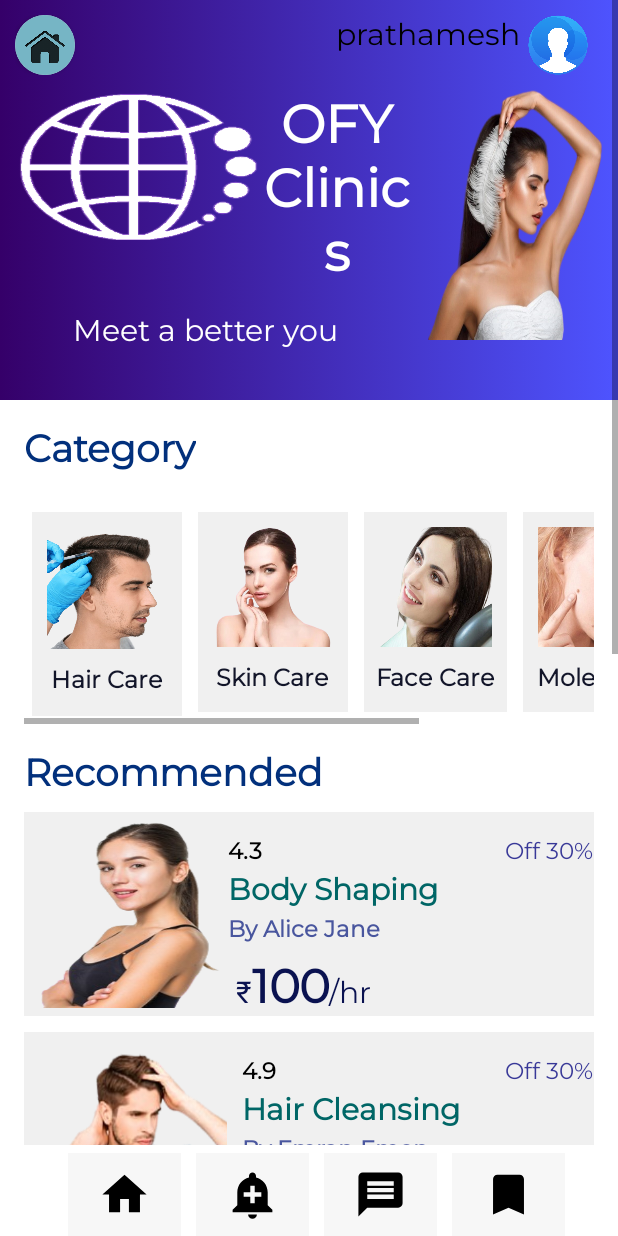
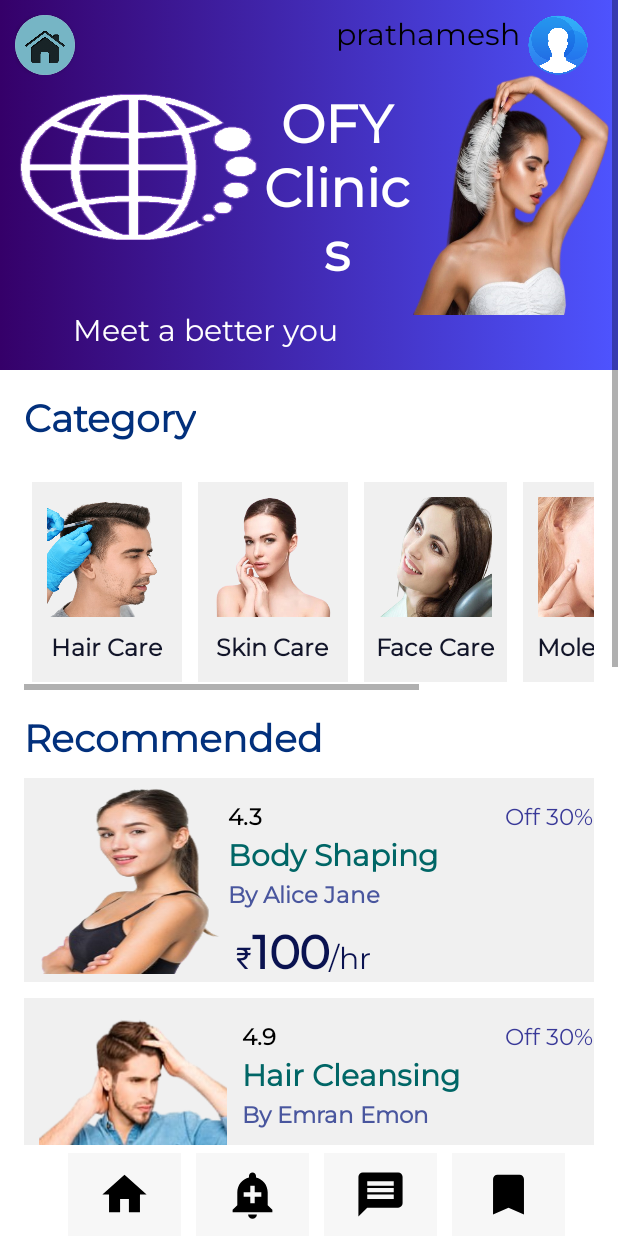
Before and after one commit to PrathameshBhagat/OFY-Wellness, an Android app: the Home screen opened directly, with no data from a screen before it, on a phone screen of 412 x 824 dp. Run offline under Robolectric (Android 15) with nearby library versions, the phone set to English and light mode, and no system bars.

Commit message:
UI improved, images postioned, profile button's java code commented in category
Signed-off-by: Prathamesh Bhagat <prathameshbhagat0608@gmail.com>

```diff
--- a/app/src/main/java/com/example/ofywellness/Category.java
+++ b/app/src/main/java/com/example/ofywellness/Category.java
@@ -21,6 +21,7 @@ public class Category extends AppCompatActivity {
     protected void onCreate(Bundle savedInstanceState) {
         super.onCreate(savedInstanceState);
         setContentView(R.layout.activity_category);
+        /* his code was used to add profile log out button  on click of image button which is removed
         profile= findViewById(R.id.profile);
         gso= new GoogleSignInOptions.Builder(GoogleSignInOptions.DEFAULT_SIGN_IN).requestEmail().build();
         gsc= GoogleSignIn.getClient(this,gso);
@@ -32,7 +33,7 @@ public class Category extends AppCompatActivity {
                 Toast.makeText(getApplicationContext(),"Logged Out !, Signin Again ",Toast.LENGTH_SHORT).show();
 
             });
-        });
+        });*/
     }
 
     public void returnhome(View view) {
--- a/app/src/main/res/layout/activity_home.xml
+++ b/app/src/main/res/layout/activity_home.xml
@@ -92,7 +92,7 @@
                 <LinearLayout
                     android:layout_width="match_parent"
                     android:layout_height="wrap_content"
-                    android:paddingBottom="30dp"
+                    android:paddingBottom="10dp"
                     app:layout_constraintStart_toStartOf="parent"
                     app:layout_constraintTop_toBottomOf="@id/profile_container"
                     android:orientation="horizontal">
@@ -143,8 +143,8 @@
                     <ImageView
                         android:id="@+id/heading_image"
                         android:layout_width="wrap_content"
-                        android:layout_height="match_parent"
-                        android:layout_margin="10dp"
+                        android:layout_height="160dp"
+                        android:layout_marginEnd="5dp"
                         android:layout_weight="2"
                         android:background="@drawable/headimage"
                         android:onClick="categorystart" />
@@ -188,7 +188,7 @@
 
                             <LinearLayout
                                 android:layout_width="wrap_content"
-                                android:layout_height="136dp"
+                                android:layout_height="wrap_content"
                                 android:layout_margin="5dp"
                                 android:background="#F0F0F0"
                                 android:gravity="center"
@@ -490,73 +490,6 @@
                                     android:layout_width="125dp"
                                     android:layout_height="125dp"
                                     android:layout_margin="10dp"
-                                    android:background="@drawable/hairremoval" />
-
-                                <LinearLayout
-                                    android:layout_width="match_parent"
-                                    android:layout_height="match_parent"
-                                    android:orientation="vertical">
-
-                                    <RelativeLayout
-                                        android:layout_width="fill_parent"
-                                        android:layout_height="wrap_content"
-                                        android:layout_marginTop="16dp"
-                                        >
-
-                                        <TextView
-                                            android:layout_width="wrap_content"
-                                            android:layout_height="wrap_content"
-                                            android:text="4.1"
-                                            android:textStyle="bold"
-                                            android:textColor="@color/black"
-                                            android:textSize="15sp" />
-
-                                        <TextView
-                                            android:layout_width="wrap_content"
-                                            android:layout_height="wrap_content"
-                                            android:layout_alignParentEnd="true"
-                                            android:layout_gravity="right"
-                                            android:text="Off 30%"
-                                            android:textColor="#393998"
-                                            android:textSize="15sp" />
-                                    </RelativeLayout>
-
-                                    <TextView
-                                        android:layout_width="wrap_content"
-                                        android:layout_height="wrap_content"
-                                        android:text="Cloth Cleaning"
-                                        android:textStyle="bold"
-                                        android:textColor="#006666"
-                                        android:textSize="20sp" />
-
-                                    <TextView
-                                        android:layout_width="wrap_content"
-                                        android:layout_height="wrap_content"
-                                        android:text="By Om Bhatt "
-                                        android:textColor="#49569E"
-                                        android:textStyle="bold"
-                                        android:textSize="15sp" />
-
-                                    <TextView
-                                        android:layout_width="wrap_content"
-                                        android:layout_height="wrap_content"
-                                        android:text="@string/_250"
-                                        android:textColor="#0A1250"
-                                        android:layout_margin="5dp"
-                                        android:textSize="20sp" />
-                                </LinearLayout>
-                            </LinearLayout>
-                            <LinearLayout
-                                android:layout_marginVertical="5dp"
-                                android:layout_width="match_parent"
-                                android:layout_height="wrap_content"
-                                android:background="#F0F0F0">
-
-                                <ImageButton
-                                    android:onClick="categorystart"
-                                    android:layout_width="125dp"
-                                    android:layout_height="125dp"
-                                    android:layout_margin="10dp"
                                     android:background="@drawable/mole" />
 
                                 <LinearLayout
@@ -620,10 +553,77 @@
                                 android:background="#F0F0F0">
 
                                 <ImageButton
+                                    android:onClick="categorystart"
                                     android:layout_width="125dp"
                                     android:layout_height="125dp"
                                     android:layout_margin="10dp"
-                                    android:background="@drawable/skintreatment"
+                                    android:background="@drawable/yoga" />
+
+                                <LinearLayout
+                                    android:layout_width="match_parent"
+                                    android:layout_height="match_parent"
+                                    android:orientation="vertical">
+
+                                    <RelativeLayout
+                                        android:layout_width="fill_parent"
+                                        android:layout_height="wrap_content"
+                                        android:layout_marginTop="16dp"
+                                        >
+
+                                        <TextView
+                                            android:layout_width="wrap_content"
+                                            android:layout_height="wrap_content"
+                                            android:text="4.1"
+                                            android:textStyle="bold"
+                                            android:textColor="@color/black"
+                                            android:textSize="15sp" />
+
+                                        <TextView
+                                            android:layout_width="wrap_content"
+                                            android:layout_height="wrap_content"
+                                            android:layout_alignParentEnd="true"
+                                            android:layout_gravity="right"
+                                            android:text="Off 30%"
+                                            android:textColor="#393998"
+                                            android:textSize="15sp" />
+                                    </RelativeLayout>
+
+                                    <TextView
+                                        android:layout_width="wrap_content"
+                                        android:layout_height="wrap_content"
+                                        android:text="Yoga"
+                                        android:textStyle="bold"
+                                        android:textColor="#006666"
+                                        android:textSize="20sp" />
+
+                                    <TextView
+                                        android:layout_width="wrap_content"
+                                        android:layout_height="wrap_content"
+                                        android:text="By Om Bhatt "
+                                        android:textColor="#49569E"
+                                        android:textStyle="bold"
+                                        android:textSize="15sp" />
+
+                                    <TextView
+                                        android:layout_width="wrap_content"
+                                        android:layout_height="wrap_content"
+                                        android:text="@string/_250"
+                                        android:textColor="#0A1250"
+                                        android:layout_margin="5dp"
+                                        android:textSize="20sp" />
+                                </LinearLayout>
+                            </LinearLayout>
+                            <LinearLayout
+                                android:layout_marginVertical="5dp"
+                                android:layout_width="match_parent"
+                                android:layout_height="wrap_content"
+                                android:background="#F0F0F0">
+
+                                <ImageButton
+                                    android:layout_width="125dp"
+                                    android:layout_height="125dp"
+                                    android:layout_margin="10dp"
+                                    android:background="@drawable/scarremoval"
                                     android:onClick="categorystart" />
 
                                 <LinearLayout
--- a/app/src/main/res/values/strings.xml
+++ b/app/src/main/res/values/strings.xml
@@ -10,6 +10,6 @@
     <string name="hello_first_fragment">Hello first fragment</string>
     <string name="hello_second_fragment">Hello second fragment. Arg: %1$s</string>
     <string name="_250">₹<b><big><big>100</big></big></b>/hr</string>
-    <string name="home_cleaning">Home\nCleaning</string>
+    <string name="home_cleaning">Body\nToning </string>
 
 </resources>
```
Also changed, not shown: app/src/main/res/layout/activity_category.xml (+30 -25 lines), app/src/main/res/drawable/scarremoval.png (added), app/src/main/res/drawable/skintreatment.png (deleted).
